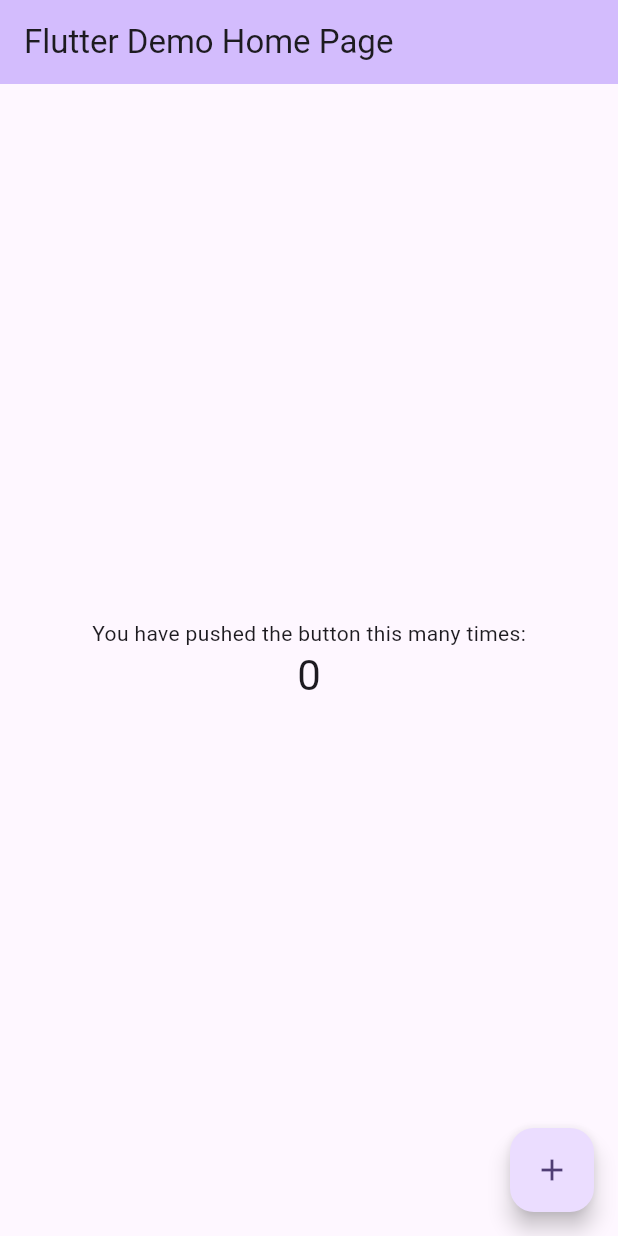
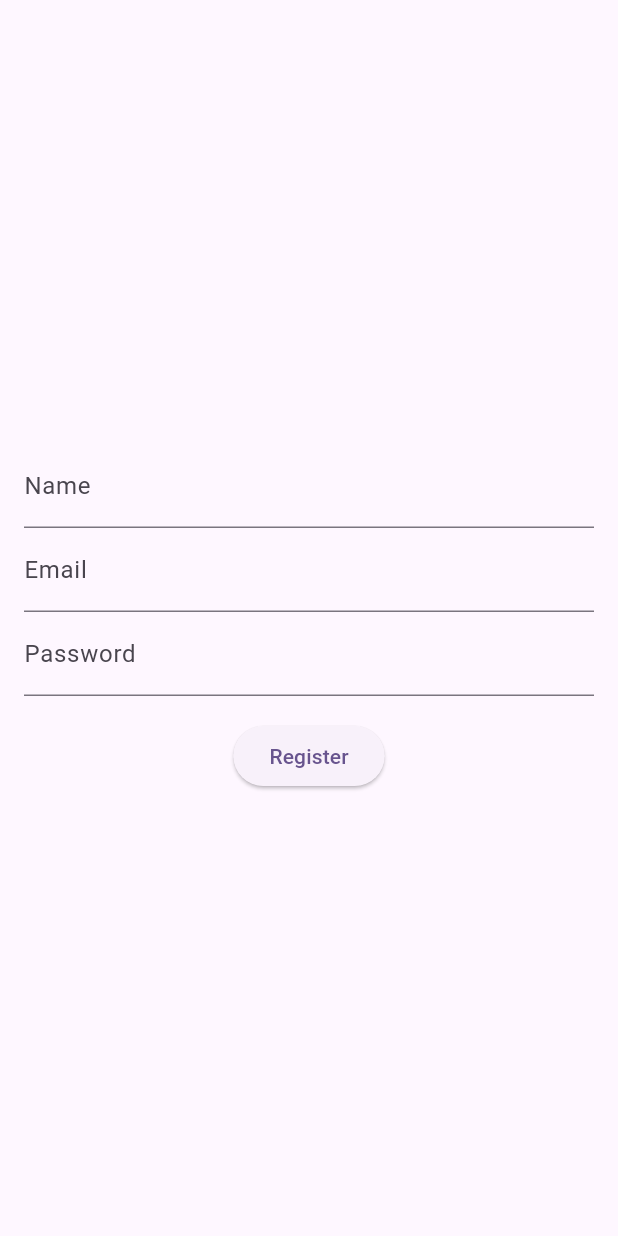
Before and after one commit to rachmadyassera/flutter_bloc_auth_login, a Flutter app: the screen it shows after launch, on a phone screen of 412 x 824 dp. Run offline on Flutter 3.47's test engine with Material 2 defaults, Android fonts, the phone set to English and light mode, and no system bars; our stand-ins replace bloc, flutter_bloc.

Commit message:
pembuatan halaman register, membuat circular progress, membuat snacbar di halaman register, membuat datasources agar terhubung dengan api, membuat model register, modifikasi file register bloc agar dapat berinteraksi dengan halaman register

```diff
--- a/lib/bloc/register/register_bloc.dart
+++ b/lib/bloc/register/register_bloc.dart
@@ -1,13 +1,25 @@
+// ignore_for_file: public_member_api_docs, sort_constructors_first
 import 'package:bloc/bloc.dart';
 import 'package:meta/meta.dart';
+
+import 'package:fic4_flutter_auth_bloc/data/datasources/api_datasources.dart';
+import 'package:fic4_flutter_auth_bloc/data/models/request/register_model.dart';
+import 'package:fic4_flutter_auth_bloc/data/models/response/register_response_model.dart';
 
 part 'register_event.dart';
 part 'register_state.dart';
 
 class RegisterBloc extends Bloc<RegisterEvent, RegisterState> {
-  RegisterBloc() : super(RegisterInitial()) {
-    on<RegisterEvent>((event, emit) {
+  final ApiDatasource datasource;
+  RegisterBloc(
+    this.datasource,
+  ) : super(RegisterInitial()) {
+    on<SaveRegisterEvent>((event, emit) async {
       // TODO: implement event handler
+      emit(RegisterLoading());
+      final result = await datasource.register(event.request);
+      print(result);
+      emit(RegisterLoaded(model: result));
     });
   }
 }
--- a/lib/bloc/register/register_event.dart
+++ b/lib/bloc/register/register_event.dart
@@ -1,4 +1,12 @@
+// ignore_for_file: public_member_api_docs, sort_constructors_first
 part of 'register_bloc.dart';
 
 @immutable
 sealed class RegisterEvent {}
+
+class SaveRegisterEvent extends RegisterEvent {
+  final RegisterModel request;
+  SaveRegisterEvent({
+    required this.request,
+  });
+}
--- a/lib/bloc/register/register_state.dart
+++ b/lib/bloc/register/register_state.dart
@@ -1,6 +1,16 @@
+// ignore_for_file: public_member_api_docs, sort_constructors_first
 part of 'register_bloc.dart';
 
 @immutable
 sealed class RegisterState {}
 
-final class RegisterInitial extends RegisterState {}
+class RegisterInitial extends RegisterState {}
+
+class RegisterLoading extends RegisterState {}
+
+class RegisterLoaded extends RegisterState {
+  final RegisterResponseModel model;
+  RegisterLoaded({
+    required this.model,
+  });
+}
--- /dev/null
+++ b/lib/data/datasources/api_datasources.dart
@@ -0,0 +1,19 @@
+import 'dart:convert';
+
+import 'package:fic4_flutter_auth_bloc/data/models/request/register_model.dart';
+import 'package:fic4_flutter_auth_bloc/data/models/response/register_response_model.dart';
+import 'package:http/http.dart' as http;
+
+class ApiDatasource {
+  Future<RegisterResponseModel> register(RegisterModel registerModel) async {
+    final response = await http.post(
+      Uri.parse('https://api.escuelajs.co/api/v1/users/'),
+      // headers: {'Content-Type': 'application/json'},
+      body: registerModel.toMap(),
+    );
+
+    // final result = RegisterResponseModel.jsondecode(response.body);
+    final result = RegisterResponseModel.fromJson(jsonDecode(response.body));
+    return result;
+  }
+}
--- /dev/null
+++ b/lib/data/models/request/register_model.dart
@@ -0,0 +1,44 @@
+import 'dart:convert';
+
+// ignore_for_file: public_member_api_docs, sort_constructors_first
+// {
+// 	"name": "Zuhri",
+// 	"email": "zuhri@gmail.com",
+// 	"password": "1234",
+//     "avatar": "https://api.lorem.space/image/face?w=640&h=480"
+// }
+class RegisterModel {
+  final String name;
+  final String email;
+  final String password;
+  final String avatar;
+  RegisterModel({
+    required this.name,
+    required this.email,
+    required this.password,
+    this.avatar = 'https://api.lorem.space/image/face?w=640&h=480',
+  });
+
+  Map<String, dynamic> toMap() {
+    return <String, dynamic>{
+      'name': name,
+      'email': email,
+      'password': password,
+      'avatar': avatar,
+    };
+  }
+
+  factory RegisterModel.fromMap(Map<String, dynamic> map) {
+    return RegisterModel(
+      name: map['name'] as String,
+      email: map['email'] as String,
+      password: map['password'] as String,
+      avatar: map['avatar'] as String,
+    );
+  }
+
+  String toJson() => json.encode(toMap());
+
+  factory RegisterModel.fromJson(String source) =>
+      RegisterModel.fromMap(json.decode(source) as Map<String, dynamic>);
+}
--- /dev/null
+++ b/lib/data/models/response/register_response_model.dart
@@ -0,0 +1,65 @@
+// ignore_for_file: public_member_api_docs, sort_constructors_first
+// To parse this JSON data, do
+//
+//     final registerResponseModel = registerResponseModelFromJson(jsonString);
+
+import 'dart:convert';
+
+class RegisterResponseModel {
+  String? email;
+  String? password;
+  String? name;
+  String? avatar;
+  String? role;
+  int? id;
+  DateTime? creationAt;
+  DateTime? updatedAt;
+
+  RegisterResponseModel({
+    this.email,
+    this.password,
+    this.name,
+    this.avatar,
+    this.role,
+    this.id,
+    this.creationAt,
+    this.updatedAt,
+  });
+
+  factory RegisterResponseModel.fromRawJson(String str) =>
+      RegisterResponseModel.fromJson(json.decode(str));
+
+  String toRawJson() => json.encode(toJson());
+
+  factory RegisterResponseModel.fromJson(Map<String, dynamic> json) =>
+      RegisterResponseModel(
+        email: json["email"],
+        password: json["password"],
+        name: json["name"],
+        avatar: json["avatar"],
+        role: json["role"],
+        id: json["id"],
+        creationAt: json["creationAt"] == null
+            ? null
+            : DateTime.parse(json["creationAt"]),
+        updatedAt: json["updatedAt"] == null
+            ? null
+            : DateTime.parse(json["updatedAt"]),
+      );
+
+  Map<String, dynamic> toJson() => {
+        "email": email,
+        "password": password,
+        "name": name,
+        "avatar": avatar,
+        "role": role,
+        "id": id,
+        "creationAt": creationAt?.toIso8601String(),
+        "updatedAt": updatedAt?.toIso8601String(),
+      };
+
+  @override
+  String toString() {
+    return 'RegisterResponseModel(email: $email, password: $password, name: $name, avatar: $avatar, role: $role, id: $id, creationAt: $creationAt, updatedAt: $updatedAt)';
+  }
+}
--- a/lib/main.dart
+++ b/lib/main.dart
@@ -1,4 +1,9 @@
+import 'package:fic4_flutter_auth_bloc/data/datasources/api_datasources.dart';
+import 'package:fic4_flutter_auth_bloc/presentation/pages/register_page.dart';
 import 'package:flutter/material.dart';
+import 'package:flutter_bloc/flutter_bloc.dart';
+
+import 'bloc/register/register_bloc.dart';
 
 void main() {
   runApp(const MyApp());
@@ -7,46 +12,24 @@ void main() {
 class MyApp extends StatelessWidget {
   const MyApp({super.key});
 
-
   @override
   Widget build(BuildContext context) {
-    return MaterialApp(
-      title: 'Flutter Demo',
-      theme: ThemeData(
-
-
-
-
-
-
-
-
-
-
-
-
-
-
-
-        colorScheme: ColorScheme.fromSeed(seedColor: Colors.deepPurple),
-        useMaterial3: true,
+    return BlocProvider(
+      create: (context) => RegisterBloc(ApiDatasource()),
+      child: MaterialApp(
+        title: 'Flutter Demo',
+        theme: ThemeData(
+          colorScheme: ColorScheme.fromSeed(seedColor: Colors.deepPurple),
+          useMaterial3: true,
+        ),
+        home: const RegisterPage(),
       ),
-      home: const MyHomePage(title: 'Flutter Demo Home Page'),
     );
   }
 }
 
 class MyHomePage extends StatefulWidget {
   const MyHomePage({super.key, required this.title});
-
-
-
-
-
-
-
-
-
 
   final String title;
 
@@ -59,50 +42,19 @@ class _MyHomePageState extends State<MyHomePage> {
 
   void _incrementCounter() {
     setState(() {
-
-
-
-
-
       _counter++;
     });
   }
 
   @override
   Widget build(BuildContext context) {
-
-
-
-
-
-
     return Scaffold(
       appBar: AppBar(
-
-
-
         backgroundColor: Theme.of(context).colorScheme.inversePrimary,
-
-
         title: Text(widget.title),
       ),
       body: Center(
-
-
         child: Column(
-
-
-
-
-
-
-
-
-
-
-
-
-
           mainAxisAlignment: MainAxisAlignment.center,
           children: <Widget>[
             const Text(
--- a/lib/presentation/pages/register_page.dart
+++ b/lib/presentation/pages/register_page.dart
@@ -0,0 +1,99 @@
+import 'package:fic4_flutter_auth_bloc/bloc/register/register_bloc.dart';
+import 'package:fic4_flutter_auth_bloc/data/models/request/register_model.dart';
+import 'package:flutter/material.dart';
+import 'package:flutter_bloc/flutter_bloc.dart';
+
+class RegisterPage extends StatefulWidget {
+  const RegisterPage({super.key});
+
+  @override
+  State<RegisterPage> createState() => _RegisterPageState();
+}
+
+class _RegisterPageState extends State<RegisterPage> {
+  TextEditingController? nameController;
+  TextEditingController? emailController;
+  TextEditingController? passwordController;
+
+  @override
+  void initState() {
+    // TODO: implement initState
+    nameController = TextEditingController();
+    emailController = TextEditingController();
+    passwordController = TextEditingController();
+    super.initState();
+  }
+
+  @override
+  void dispose() {
+    // TODO: implement dispose
+    nameController!.dispose();
+    emailController!.dispose();
+    passwordController!.dispose();
+    super.dispose();
+  }
+
+  @override
+  Widget build(BuildContext context) {
+    return Scaffold(
+      body: Padding(
+        padding: const EdgeInsets.all(16),
+        child: Column(
+          mainAxisAlignment: MainAxisAlignment.center,
+          children: [
+            TextField(
+              decoration: InputDecoration(labelText: 'Name'),
+              controller: nameController,
+            ),
+            TextField(
+              decoration: InputDecoration(labelText: 'Email'),
+              controller: emailController,
+            ),
+            TextField(
+              obscureText: true,
+              decoration: InputDecoration(labelText: 'Password'),
+              controller: passwordController,
+            ),
+            const SizedBox(
+              height: 16,
+            ),
+            BlocConsumer<RegisterBloc, RegisterState>(
+              listener: (context, state) {
+                // TODO: implement listener
+                if (state is RegisterLoaded) {
+                  nameController!.clear();
+                  emailController!.clear();
+                  passwordController!.clear();
+                  ScaffoldMessenger.of(context).showSnackBar(
+                    SnackBar(
+                      content:
+                          Text('Success Register with id : ${state.model.id}'),
+                    ),
+                  );
+                }
+              },
+              builder: (context, state) {
+                if (state is RegisterLoading) {
+                  return const Center(
+                    child: CircularProgressIndicator(),
+                  );
+                }
+                return ElevatedButton(
+                    onPressed: () {
+                      final requestModel = RegisterModel(
+                          name: nameController!.text,
+                          email: emailController!.text,
+                          password: passwordController!.text);
+                      context
+                          .read<RegisterBloc>()
+                          .add(SaveRegisterEvent(request: requestModel));
+                    },
+                    child: const Text('Register'));
+              },
+            )
+          ],
+        ),
+      ),
+    );
+  }
+}
```
